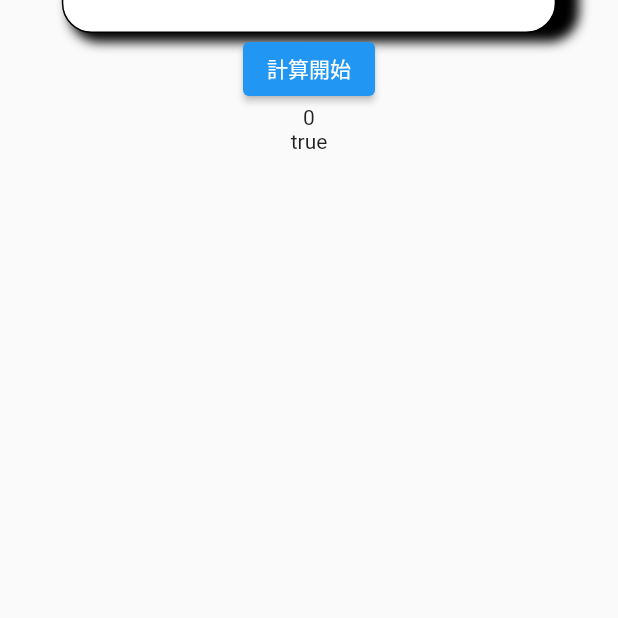
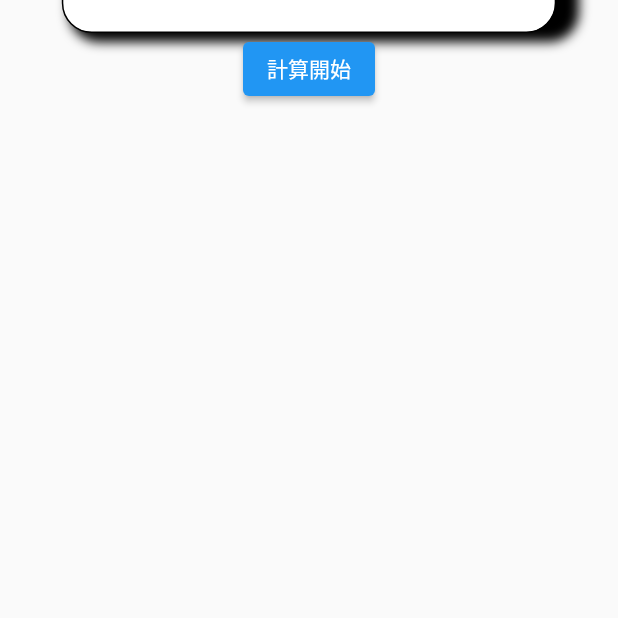
Before and after one commit to KonSan0722/pafee, a Flutter app: the FeePage screen opened by its route, on a phone screen of 412 x 824 dp, the part 463-1081 px from its top. Run offline on Flutter 3.47's test engine with Material 2 defaults, Android fonts, the phone set to English and light mode, and no system bars; our stand-ins replace flutter_hooks, flutter_riverpod, go_router, google_fonts, hooks_riverpod, riverpod_annotation; generated files the repository leaves out were written again.

Commit message:
不要なtextの削除

```diff
--- a/lib/presentation/pages/fee_page.dart
+++ b/lib/presentation/pages/fee_page.dart
@@ -34,11 +34,9 @@ class FeePage extends HookConsumerWidget {
       ),
       body: Center(
         child: Column(
-          children: [
-            const LoginContainer(),
+          children: const [
+            LoginContainer(),
             TimerButton(),
-            Text("$updateFeeNotifier"),
-            Text("$changeContainerNotifier")
           ],
         ),
       ),
```
